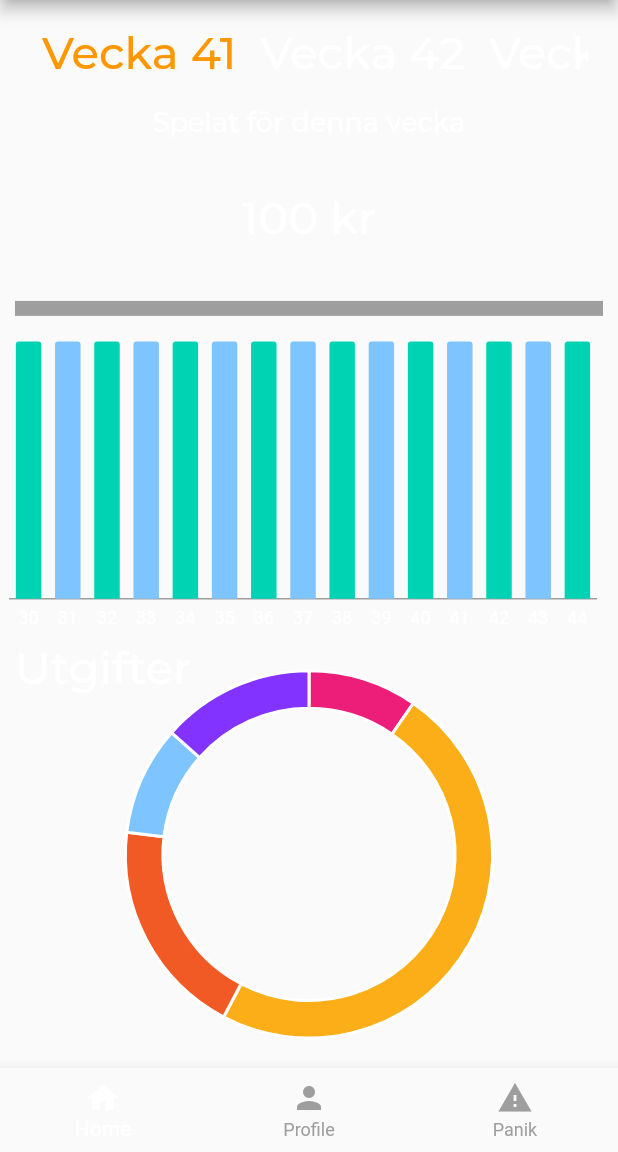
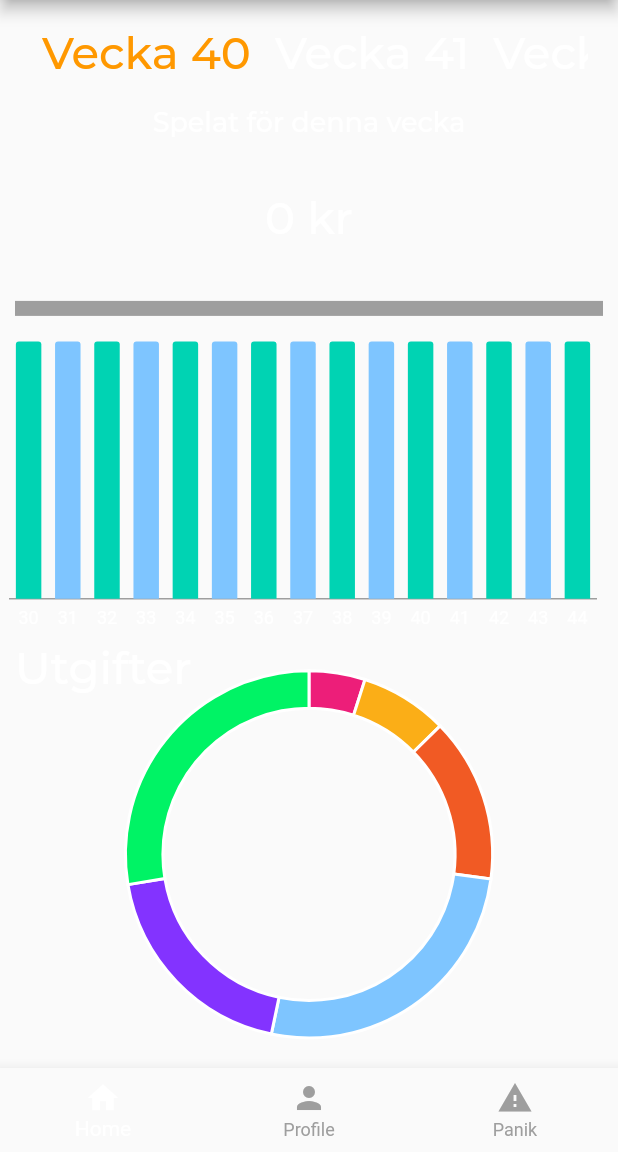
Before and after one commit to juliusolson/rena, a Flutter app: the screen it shows after launch, on a phone screen of 412 x 824 dp, the part 84-1236 px from its top. Run offline on Flutter 3.47's test engine with Material 2 defaults, Android fonts, the phone set to English and light mode, and no system bars; our stand-ins replace charts_flutter; project files that could hold a hidden picture were left out.

Commit message:
piechart and week selector models connected

```diff
--- a/lib/models/spending.dart
+++ b/lib/models/spending.dart
@@ -1,10 +1,13 @@
+import 'package:flutter/foundation.dart';
+import 'package:flutter/widgets.dart';
+import 'dart:collection';
+import 'dart:math';
 
 class WeeklySpending {
   final String week;
   final num spendings;
   WeeklySpending(this.week, this.spendings);
 }
-
 
 /// Sample linear data type.
 class SpendingCategory {
@@ -14,4 +17,65 @@ class SpendingCategory {
   final String color;
 
   SpendingCategory(this.amount, this.n, this.name, this.color);
+  String toString() {
+    return '${this.name}: ${this.amount.toString()} kr';
+  }
 }
+
+class WeeklySpendingModel extends ChangeNotifier {
+  int week = 0;
+  int spending = 0;
+  DummyData data;
+  List<SpendingCategory> currentCategories;
+  WeeklySpendingModel() {
+    data = DummyData(5);
+    currentCategories = data.week2spending[40];
+    notifyListeners();
+  }
+  void changeWeek(int weekIndex) {
+    this.week = data.week2spending.keys.toList()[weekIndex];
+    this.currentCategories = data.week2spending[this.week];
+    this.spending = this.currentCategories[0].amount;
+    debugPrint('Changed week to:' + week.toString());
+    notifyListeners();
+  }
+
+  List<String> getWeekNames() {
+    return data.week2spending.keys.map((i) => 'Vecka ${i.toString()}').toList();
+  }
+}
+
+class DummyData {
+  static List<String> categories = [
+    'Spel',
+    'Boende',
+    'Mat',
+    'Nöje',
+    'Transport',
+    'Övrigt'
+  ];
+  static List<String> colors = [
+    '#ED1E79',
+    '#FBAE17',
+    '#F15A24',
+    '#7EC5FF',
+    '#8333FF',
+    '#00f365'
+  ];
+  LinkedHashMap week2spending =
+      new LinkedHashMap<int, List<SpendingCategory>>();
+  DummyData(int numberOfWeeks) {
+    Random rng = new Random();
+    SpendingCategory sc;
+    int startWeek = 40;
+    for (var j = 0; j < numberOfWeeks; j++) {
+      List<SpendingCategory> spendingCategories = new List();
+      for (var i = 0; i < categories.length; i++) {
+        sc = new SpendingCategory(
+            10 + rng.nextInt(200), i, categories[i], colors[i]);
+        spendingCategories.add(sc);
+      }
+      week2spending[startWeek + j] = spendingCategories;
+    }
+  }
+}
--- a/lib/screens/home/components/horizontalScrollSelector.dart
+++ b/lib/screens/home/components/horizontalScrollSelector.dart
@@ -1,4 +1,7 @@
 import 'package:flutter/material.dart';
+
+import '../../../models/spending.dart';
+import 'package:provider/provider.dart';
 
 class HorizontalScrollSelector extends StatefulWidget {
   List<String> elements;
@@ -26,13 +29,13 @@ class _HorizontalScrollSelectorState extends State<HorizontalScrollSelector> {
                           style: (this._selectedIndex != index)
                               ? themeActive
                               : themeNotActive),
-                    onPressed: () => _selected(index))));
+                      onPressed: () => _selected(context, index))));
         },
-      scrollDirection: Axis.horizontal,
-    );
+        scrollDirection: Axis.horizontal);
   }
 
-  void _selected(int index) {
+  void _selected(BuildContext context, int index) {
+    Provider.of<WeeklySpendingModel>(context, listen: false).changeWeek(index);
     setState(() {
       _selectedIndex = index;
     });
--- a/lib/screens/home/components/piechart.dart
+++ b/lib/screens/home/components/piechart.dart
@@ -14,7 +14,19 @@ class SpendingsPieChart extends StatefulWidget {
       animate: true,
     );
   }
-
+  factory SpendingsPieChart.customSampleData(List<SpendingCategory> data) {
+    debugPrint(data.toString());
+    return new SpendingsPieChart([
+      new charts.Series<SpendingCategory, int>(
+        id: 'Sales',
+        domainFn: (SpendingCategory sales, _) => sales.n,
+        measureFn: (SpendingCategory sales, _) => sales.amount,
+        data: data,
+        colorFn: (SpendingCategory sc, _) =>
+            charts.Color.fromHex(code: sc.color),
+      )
+    ], animate: true);
+  }
 
   @override
   State<StatefulWidget> createState() => new _SpendingsPieChartState();
@@ -22,7 +34,7 @@ class SpendingsPieChart extends StatefulWidget {
   /// Create one series with sample hard coded data.
   static List<charts.Series<SpendingCategory, int>> _createSampleData() {
     final data = [
-      new SpendingCategory(10, 0,"Housing", "#ED1E79"),
+      new SpendingCategory(10, 0, "Housing", "#ED1E79"),
       new SpendingCategory(50, 1, "Food", "#FBAE17"),
       new SpendingCategory(20, 2, "Entertainment", "#F15A24"),
       new SpendingCategory(10, 3, "Transportation", "#7EC5FF"),
@@ -35,23 +47,21 @@ class SpendingsPieChart extends StatefulWidget {
         domainFn: (SpendingCategory sales, _) => sales.n,
         measureFn: (SpendingCategory sales, _) => sales.amount,
         data: data,
-        colorFn: (SpendingCategory sc, _) => charts.Color.fromHex(
-          code: sc.color
-        ),
+        colorFn: (SpendingCategory sc, _) =>
+            charts.Color.fromHex(code: sc.color),
       )
     ];
   }
-
 }
 
 class _SpendingsPieChartState extends State<SpendingsPieChart> {
-
   String category;
   String amount;
 
   _onSelectionChanged(charts.SelectionModel model) {
     if (model.selectedDatum.isNotEmpty) {
       SpendingCategory sc = model.selectedDatum.first.datum;
+      debugPrint(sc.name);
       setState(() {
         category = sc.name;
         amount = sc.amount.toString();
@@ -85,12 +95,11 @@ class _SpendingsPieChartState extends State<SpendingsPieChart> {
             changedListener: _onSelectionChanged,
           ),
         ],
-              )
-            ),
-            if (amount != null && category != null) Align(
-              child: Column(
-                  mainAxisAlignment: MainAxisAlignment.center,
-                  children: [
+      )),
+      if (amount != null && category != null)
+        Align(
+            child:
+                Column(mainAxisAlignment: MainAxisAlignment.center, children: [
           Text(
             amount + " kr",
             style: Theme.of(context).textTheme.bodyText1,
@@ -101,7 +110,5 @@ class _SpendingsPieChartState extends State<SpendingsPieChart> {
           ),
         ]))
     ]);
-
-
   }
 }
--- a/lib/screens/home/homeview.dart
+++ b/lib/screens/home/homeview.dart
@@ -1,16 +1,18 @@
 import 'package:flutter/material.dart';
 import 'package:rena/screens/home/components/horizontalScrollSelector.dart';
+import '../../models/spending.dart';
 import 'components/barchart.dart';
 import 'components/piechart.dart';
+import 'package:provider/provider.dart';
 
-const List<String> weeks = [
-  "Vecka 41",
-  "Vecka 42",
-  "Vecka 43",
-  "Vecka 44",
-  "Vecka 45",
-  "Vecka 46"
-];
+// const List<String> weeks = [
+//   "Vecka 41",
+//   "Vecka 42",
+//   "Vecka 43",
+//   "Vecka 44",
+//   "Vecka 45",
+//   "Vecka 46"
+// ];
 
 class HomeView extends StatelessWidget {
   final String str;
@@ -19,12 +21,17 @@ class HomeView extends StatelessWidget {
   Widget build(BuildContext context) {
     return SafeArea(
         child: Center(
+            child: ChangeNotifierProvider(
+      create: (context) => WeeklySpendingModel(),
       child: Column(children: <Widget>[
         Flexible(
             flex: 1,
             child: Container(
                 padding: EdgeInsets.only(left: 20, right: 20),
-                child: HorizontalScrollSelector(weeks))),
+                child: Consumer<WeeklySpendingModel>(
+                    builder: (context, model, child) {
+                  return HorizontalScrollSelector(model.getWeekNames());
+                }))),
         Flexible(
           flex: 2,
           child: Container(
@@ -36,10 +43,13 @@ class HomeView extends StatelessWidget {
                     "Spelat för denna vecka",
                     style: Theme.of(context).textTheme.caption,
                   ),
-                  Text(
-                    "100 kr",
-                    style: Theme.of(context).textTheme.bodyText1,
-                  ),
+                  Consumer<WeeklySpendingModel>(
+                      builder: (context, model, child) {
+                    return Text(
+                      "${model.spending} kr",
+                      style: Theme.of(context).textTheme.bodyText1,
+                    );
+                  }),
                   Divider(
                     color: Colors.grey,
                     thickness: 10.0,
@@ -54,9 +64,12 @@ class HomeView extends StatelessWidget {
             )),
         Flexible(
           flex: 4,
-          child: SpendingsPieChart.withSampleData(),
+          child:
+              Consumer<WeeklySpendingModel>(builder: (context, model, child) {
+            return SpendingsPieChart.customSampleData(model.currentCategories);
+          }),
         ),
       ]),
-    ));
+    )));
   }
 }
--- a/pubspec.yaml
+++ b/pubspec.yaml
@@ -25,7 +25,7 @@ dependencies:
     sdk: flutter
 
   charts_flutter: ^0.9.0
-
+  provider: ^4.3.2
   # The following adds the Cupertino Icons font to your application.
   # Use with the CupertinoIcons class for iOS style icons.
   cupertino_icons: ^1.0.0
```
Lines whose indentation alone changed are shown as unchanged.
